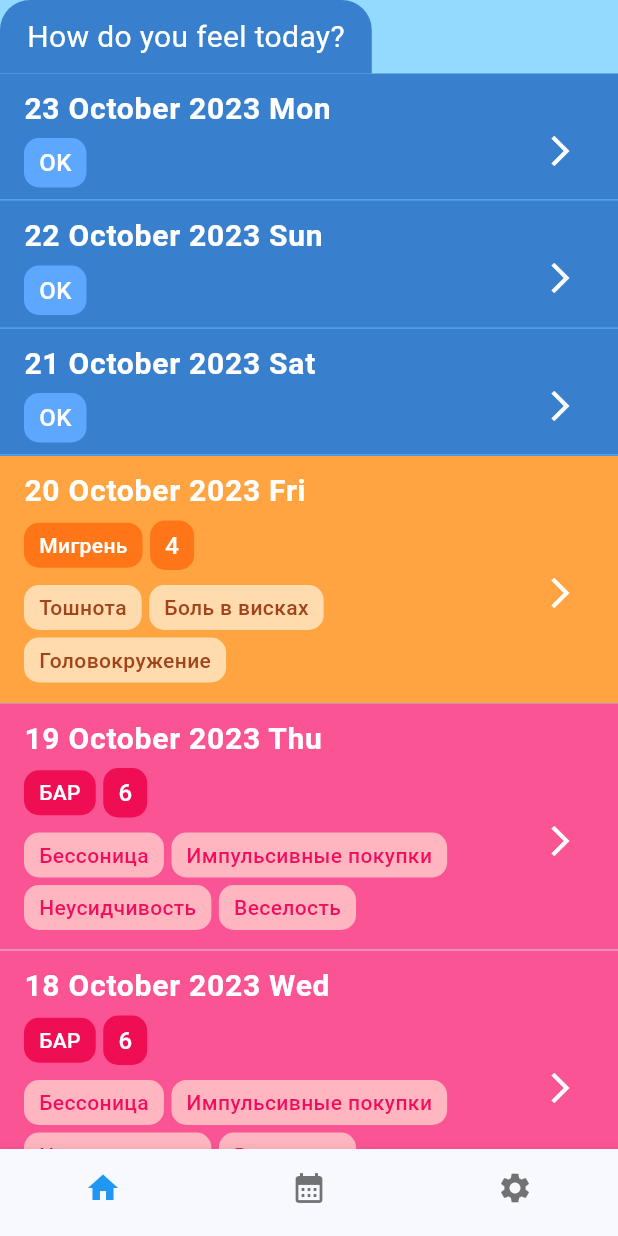
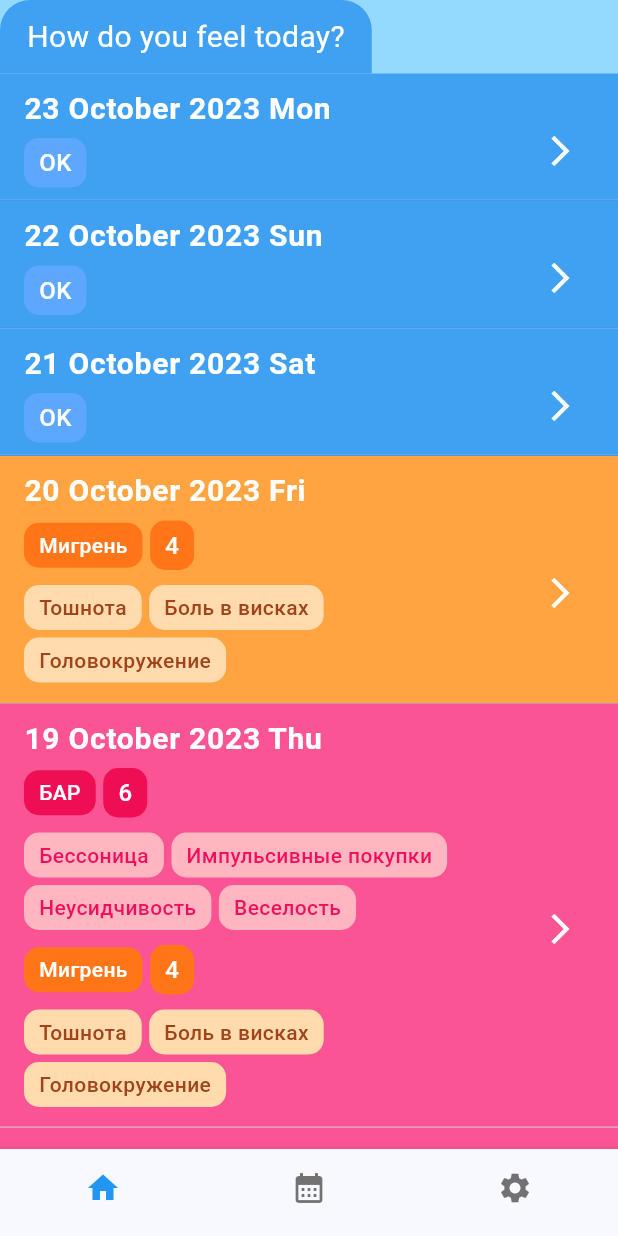
Before and after one commit to zbelova/healthmate, a Flutter app: the screen it shows after launch, on a phone screen of 412 x 824 dp. Run offline on Flutter 3.47's test engine with Material 2 defaults, Android fonts, the phone set to English and light mode, and no system bars; our stand-ins replace hive, shared_preferences; missing offline and left inert: dart:html; accounts and stored records are empty; generated files the repository leaves out were written again.

Commit message:
Модели и дто

```diff
--- a/lib/presentation/home_screen.dart
+++ b/lib/presentation/home_screen.dart
@@ -17,16 +17,6 @@ class _HomeScreenState extends State<HomeScreen> {
         child: Scaffold(
           body: Container(
             color: const Color(0xFF94DAFF),
-            // decoration: BoxDecoration(
-            //   gradient: LinearGradient(
-            //     colors: [
-            //       Color(0xFF34599B),
-            //       Color(0xFF0B142A),
-            //     ],
-            //     begin: Alignment.topCenter,
-            //     end: Alignment.bottomCenter,
-            //   ),
-            // ),
 
             child: ListView.builder(
               itemCount: 7,
@@ -38,7 +28,7 @@ class _HomeScreenState extends State<HomeScreen> {
                       Container(
                         padding: const EdgeInsets.symmetric(horizontal: 18, vertical: 10),
                         decoration: const BoxDecoration(
-                          color: Color(0xFF3880CE),
+                          color: Color(0xFF40A1F3),
                           borderRadius: BorderRadius.only(
                             topLeft: Radius.circular(20),
                             topRight: Radius.circular(20),
@@ -54,7 +44,7 @@ class _HomeScreenState extends State<HomeScreen> {
                       ),
                     Container(
                       color: index < 3 || index == 6
-                          ? const Color(0xFF3880CE)
+                          ? const Color(0xFF40A1F3)
                           : index == 3
                               ? const Color(0xFFFFA441)
                               : const Color(0xFFFA5495),
@@ -172,6 +162,7 @@ class _HomeScreenState extends State<HomeScreen> {
                                       ),
                                     ],
                                   ),
+
                                 ],
                               ),
                             if (index > 3 && index < 6)
@@ -213,7 +204,9 @@ class _HomeScreenState extends State<HomeScreen> {
                                   const SizedBox(
                                     height: 10,
                                   ),
-                                  Wrap(
+                                  Padding(
+                                    padding: const EdgeInsets.only(bottom: 5),
+                                    child: Wrap(
                                       children: [
                                         Container(
                                           margin: const EdgeInsets.only(right: 5, bottom: 5),
@@ -269,6 +262,90 @@ class _HomeScreenState extends State<HomeScreen> {
                                         ),
                                       ],
                                     ),
+                                  ),
+                                ],
+                              ),
+                            if (index > 3 && index < 6) Column(
+                              crossAxisAlignment: CrossAxisAlignment.start,
+                              children: [
+                                Row(
+                                  mainAxisAlignment: MainAxisAlignment.start,
+                                  children: [
+                                    Container(
+                                      padding: const EdgeInsets.symmetric(horizontal: 10, vertical: 5),
+                                      decoration: BoxDecoration(
+                                        color: const Color(0xFFFF7619),
+                                        borderRadius: BorderRadius.circular(10),
+                                      ),
+                                      child: const Text(
+                                        'Мигрень',
+                                        overflow: TextOverflow.ellipsis,
+                                        style: TextStyle(fontSize: 14, color: Color(0xFFFFFFFF), fontWeight: FontWeight.w500),
+                                      ),
+                                    ),
+                                    const SizedBox(
+                                      width: 5,
+                                    ),
+                                    Container(
+                                      padding: const EdgeInsets.symmetric(horizontal: 10, vertical: 5),
+                                      decoration: BoxDecoration(
+                                        color: const Color(0xFFFF7619),
+                                        borderRadius: BorderRadius.circular(10),
+                                      ),
+                                      child: const Text(
+                                        '4',
+                                        overflow: TextOverflow.ellipsis,
+                                        style: TextStyle(fontSize: 16, color: Color(0xFFFFFFFF), fontWeight: FontWeight.w500),
+                                      ),
+                                    ),
+                                  ],
+                                ),
+                                const SizedBox(
+                                  height: 10,
+                                ),
+                                Wrap(
+                                  children: [
+                                    Container(
+                                      margin: const EdgeInsets.only(right: 5, bottom: 5),
+                                      padding: const EdgeInsets.symmetric(horizontal: 10, vertical: 5),
+                                      decoration: BoxDecoration(
+                                        color: const Color(0xFFFFDBAD),
+                                        borderRadius: BorderRadius.circular(10),
+                                      ),
+                                      child: const Text(
+                                        'Тошнота',
+                                        overflow: TextOverflow.ellipsis,
+                                        style: TextStyle(fontSize: 14, color: Color(0xFFA1431B), fontWeight: FontWeight.w500),
+                                      ),
+                                    ),
+                                    Container(
+                                      margin: const EdgeInsets.only(right: 5, bottom: 5),
+                                      padding: const EdgeInsets.symmetric(horizontal: 10, vertical: 5),
+                                      decoration: BoxDecoration(
+                                        color: const Color(0xFFFFDBAD),
+                                        borderRadius: BorderRadius.circular(10),
+                                      ),
+                                      child: const Text(
+                                        'Боль в висках',
+                                        overflow: TextOverflow.ellipsis,
+                                        style: TextStyle(fontSize: 14, color: Color(0xFFA1431B), fontWeight: FontWeight.w500),
+                                      ),
+                                    ),
+                                    Container(
+                                      margin: const EdgeInsets.only(right: 5, bottom: 5),
+                                      padding: const EdgeInsets.symmetric(horizontal: 10, vertical: 5),
+                                      decoration: BoxDecoration(
+                                        color: const Color(0xFFFFDBAD),
+                                        borderRadius: BorderRadius.circular(10),
+                                      ),
+                                      child: const Text(
+                                        'Головокружение',
+                                        overflow: TextOverflow.ellipsis,
+                                        style: TextStyle(fontSize: 14, color: Color(0xFFA1431B), fontWeight: FontWeight.w500),
+                                      ),
+                                    ),
+                                  ],
+                                ),
                               ],
                             ),
                             if (index == 6)
--- a/pubspec.yaml
+++ b/pubspec.yaml
@@ -38,10 +38,13 @@ dependencies:
   riverpod: ^2.4.4
   shared_preferences: ^2.2.2
   intl: ^0.18.1
+  hive: ^2.2.3
 
 dev_dependencies:
   flutter_test:
     sdk: flutter
+  hive_generator: ^2.0.0
+  build_runner: ^2.4.6
 
   # The "flutter_lints" package below contains a set of recommended lints to
   # encourage good coding practices. The lint set provided by the package is
```
Also changed, not shown: lib/data/dto/condition_local_dto.dart (added, +22 -0 lines), lib/data/dto/entry_local_dto.dart (added, +19 -0 lines), lib/data/model/condtion_model.dart (added, +13 -0 lines), lib/data/model/entry_model.dart (added, +19 -0 lines), lib/presentation/add_entry.dart (added), pubspec.lock. Lines whose indentation alone changed are shown as unchanged.
